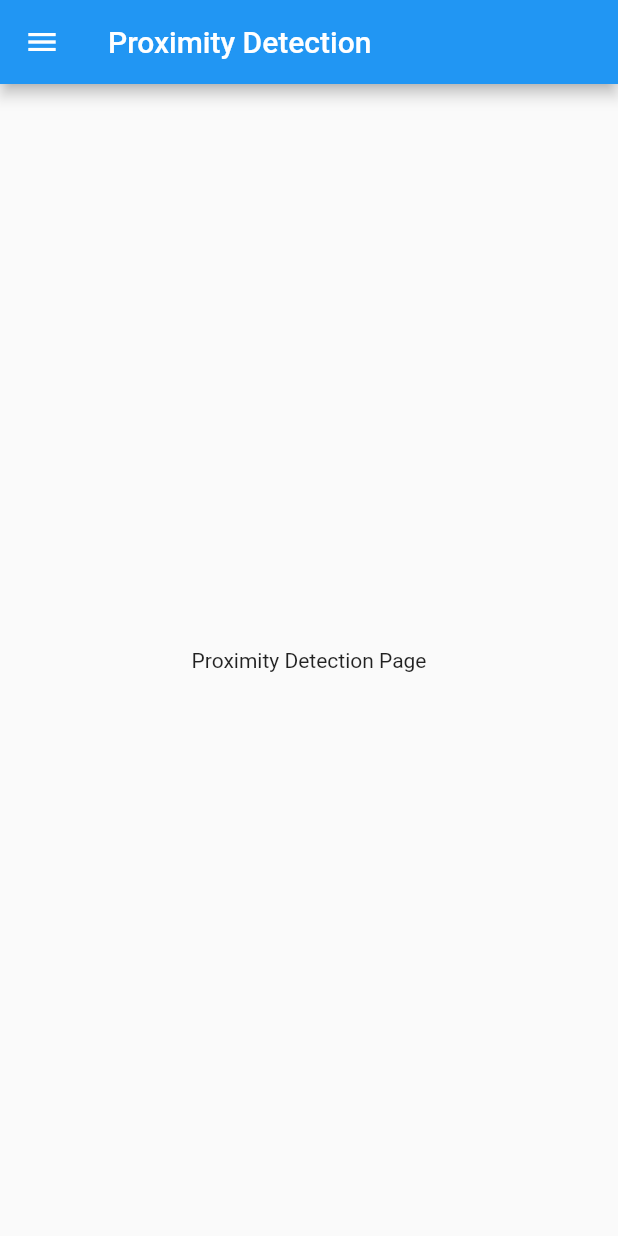
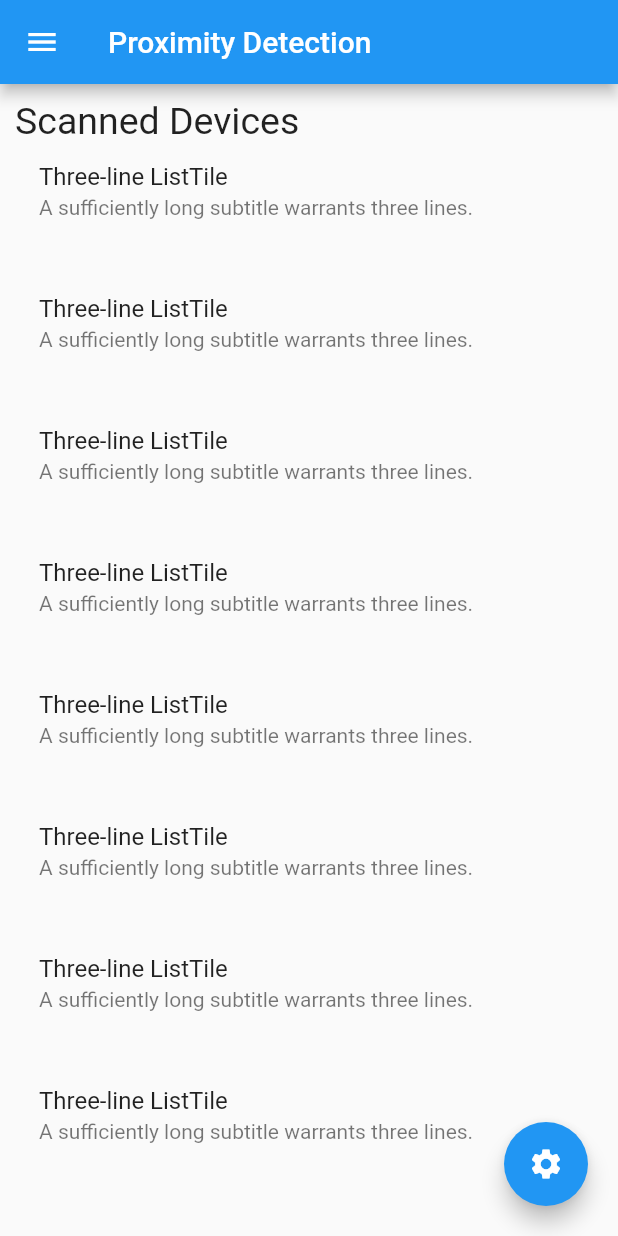
Before and after one commit to DanWlker/contact_tracing, a Flutter app: the screen it shows after launch, on a phone screen of 412 x 824 dp. Run offline on Flutter 3.47's test engine with Material 2 defaults, Android fonts, the phone set to English and light mode, and no system bars.

Commit message:
Finished the initial static user interface for all pages

```diff
--- a/lib/main.dart
+++ b/lib/main.dart
@@ -51,6 +51,7 @@ class _PagesState extends State<Pages> {
       ),
       drawer: NavDrawer(onTabTapped),
       body: currentChildren[currentIndex],
+
     );
   }
 
--- a/lib/staticPages/ProximityDetectionPage.dart
+++ b/lib/staticPages/ProximityDetectionPage.dart
@@ -10,10 +10,60 @@ class ProximityDetectionPage extends StatefulWidget {
 class _ProximityDetectionPageState extends State<ProximityDetectionPage> {
   @override
   Widget build(BuildContext context) {
-    return Container(
-      child: Center(
-        child: Text("Proximity Detection Page"),
+    return Stack(
+      children: <Widget>[
+        Container(
+          padding: EdgeInsets.all(10),
+          child: Column(
+            children: <Widget>[
+              Align(
+                alignment: Alignment.centerLeft,
+                child: Text(
+                  "Scanned Devices",
+                  style: TextStyle(
+                    fontSize: 25,
+                  ),
+                ),
+              ),
+              Expanded(
+                child: ListView(
+                  children: generateLists(),
+                ),
+              ),
+            ],
+          ),
+        ),
+        Positioned(
+          bottom: 20,
+            right: 20,
+            child: FloatingActionButton(
+              onPressed: (){
+                //@Todo implement show filter options on button press
+                },
+              tooltip: 'Filter',
+              child: Icon(Icons.settings),
+            )
+        )
+      ],
+    );
+  }
+
+  List<Widget> generateLists() {
+    List<Widget> temp = [];
+    for(int i = 0; i < 15; ++i) {
+      temp.add(returnExample());
+    }
+    return temp;
+  }
+
+  ListTile returnExample() {
+    return ListTile(
+      title: Text('Three-line ListTile'),
+      subtitle: Text(
+          'A sufficiently long subtitle warrants three lines.'
       ),
+
+      isThreeLine: true,
     );
   }
 }
```
Also changed, not shown: lib/staticPages/BlockchainSyncPage.dart (+63 -3 lines), lib/staticPages/SettingsPage.dart (+51 -3 lines).
